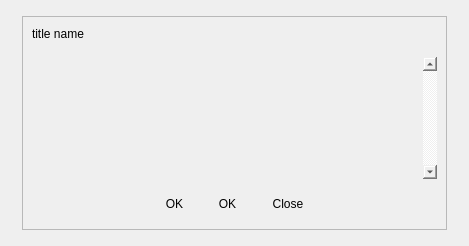
Qt form src/qt/forms/cmessagebox.ui (MassGrid/MassGrid) before a commit.
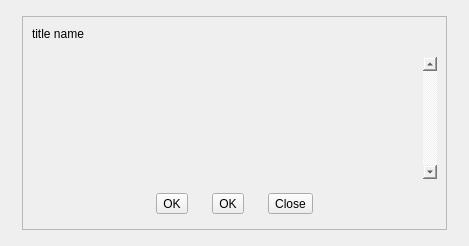
The same form after that commit. Icons and pictures are not drawn.

```diff
--- a/src/qt/forms/cmessagebox.ui
+++ b/src/qt/forms/cmessagebox.ui
@@ -203,7 +203,11 @@
                 </size>
                </property>
                <property name="styleSheet">
-                <string notr="true">border:hidden;</string>
+                <string notr="true">QFrame#frame,
+QFrame#frame_2
+{
+border:hidden;
+}</string>
                </property>
                <property name="frameShape">
                 <enum>QFrame::StyledPanel</enum>
@@ -259,7 +263,7 @@
                    </size>
                   </property>
                   <property name="styleSheet">
-                   <string notr="true">border:hidde;</string>
+                   <string notr="true"/>
                   </property>
                   <property name="frameShape">
                    <enum>QFrame::StyledPanel</enum>
```
